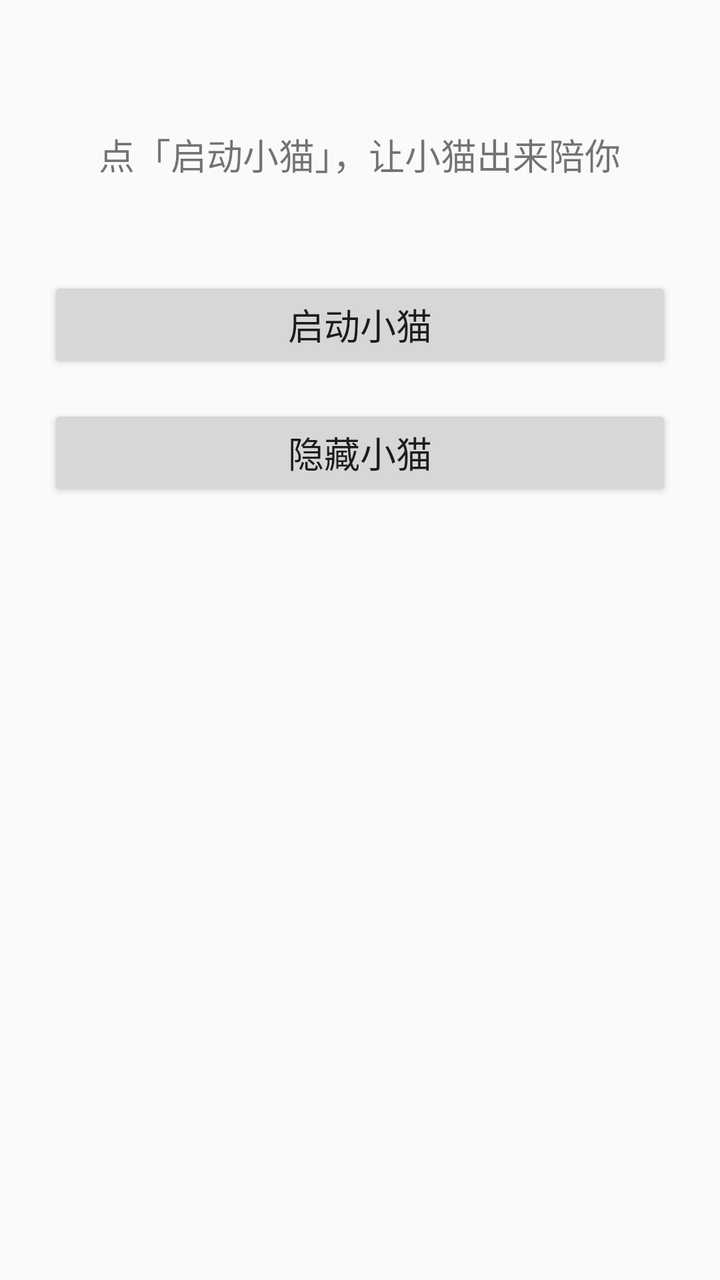
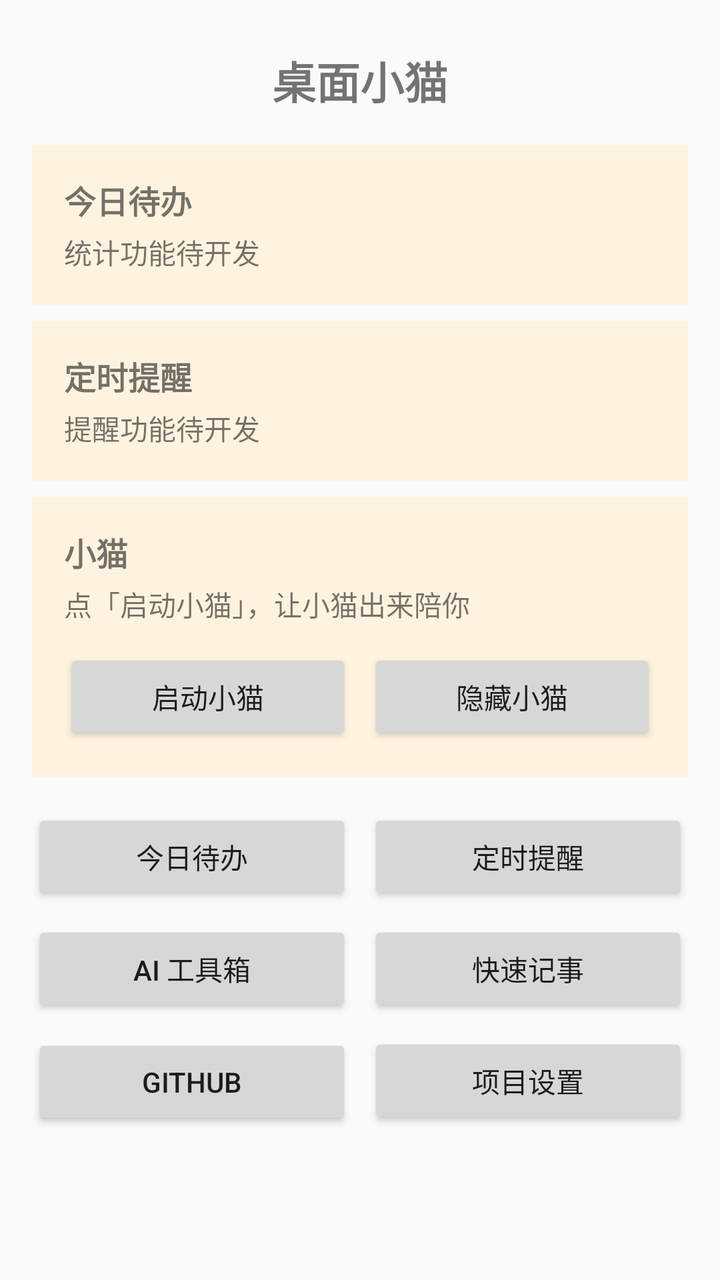

Screens rendered from an Android XML layout before and after an edit, with the pre-edit source and the edit as a unified diff.
<!-- AndroidManifest.xml: application theme android:Theme.Material.Light.NoActionBar -->
<!-- res/layout/activity_main.xml -->
<?xml version="1.0" encoding="utf-8"?>
<LinearLayout xmlns:android="http://schemas.android.com/apk/res/android"
    android:layout_width="match_parent"
    android:layout_height="match_parent"
    android:orientation="vertical"
    android:gravity="center_horizontal"
    android:padding="24dp">

    <TextView
        android:id="@+id/tvStatus"
        android:layout_width="wrap_content"
        android:layout_height="wrap_content"
        android:layout_marginTop="40dp"
        android:gravity="center"
        android:text="@string/status_ready"
        android:textSize="18sp" />

    <Button
        android:id="@+id/btnStart"
        android:layout_width="match_parent"
        android:layout_height="wrap_content"
        android:layout_marginTop="48dp"
        android:text="@string/btn_start"
        android:textSize="18sp" />

    <Button
        android:id="@+id/btnStop"
        android:layout_width="match_parent"
        android:layout_height="wrap_content"
        android:layout_marginTop="16dp"
        android:text="@string/btn_stop"
        android:textSize="18sp" />

</LinearLayout>
<!-- resources referenced by this layout -->
<resources>
  <string name="btn_start">启动小猫</string>
  <string name="btn_stop">隐藏小猫</string>
  <string name="status_ready">点「启动小猫」，让小猫出来陪你</string>
</resources>

<!-- the commit's change to res/layout/activity_main.xml (unified diff, before → after) -->
@@ -1,34 +1,189 @@
 <?xml version="1.0" encoding="utf-8"?>
-<LinearLayout xmlns:android="http://schemas.android.com/apk/res/android"
+<ScrollView xmlns:android="http://schemas.android.com/apk/res/android"
     android:layout_width="match_parent"
-    android:layout_height="match_parent"
-    android:orientation="vertical"
-    android:gravity="center_horizontal"
-    android:padding="24dp">
+    android:layout_height="match_parent">
 
-    <TextView
-        android:id="@+id/tvStatus"
-        android:layout_width="wrap_content"
-        android:layout_height="wrap_content"
-        android:layout_marginTop="40dp"
-        android:gravity="center"
-        android:text="@string/status_ready"
-        android:textSize="18sp" />
-
-    <Button
-        android:id="@+id/btnStart"
+    <LinearLayout
         android:layout_width="match_parent"
         android:layout_height="wrap_content"
-        android:layout_marginTop="48dp"
-        android:text="@string/btn_start"
-        android:textSize="18sp" />
+        android:orientation="vertical"
+        android:padding="16dp">
 
-    <Button
-        android:id="@+id/btnStop"
-        android:layout_width="match_parent"
-        android:layout_height="wrap_content"
-        android:layout_marginTop="16dp"
-        android:text="@string/btn_stop"
-        android:textSize="18sp" />
+        
+        <TextView
+            android:layout_width="match_parent"
+            android:layout_height="wrap_content"
+            android:gravity="center"
+            android:paddingTop="8dp"
+            android:paddingBottom="8dp"
+            android:text="@string/app_name"
+            android:textSize="22sp"
+            android:textStyle="bold" />
 
-</LinearLayout>
+        
+        <LinearLayout
+            android:layout_width="match_parent"
+            android:layout_height="wrap_content"
+            android:layout_marginTop="8dp"
+            android:background="@color/ic_launcher_background"
+            android:orientation="vertical"
+            android:padding="16dp">
+
+            <TextView
+                android:layout_width="wrap_content"
+                android:layout_height="wrap_content"
+                android:text="@string/entry_todo"
+                android:textSize="16sp"
+                android:textStyle="bold" />
+
+            <TextView
+                android:layout_width="wrap_content"
+                android:layout_height="wrap_content"
+                android:layout_marginTop="4dp"
+                android:text="@string/card_todo_placeholder"
+                android:textSize="14sp" />
+        </LinearLayout>
+
+        
+        <LinearLayout
+            android:layout_width="match_parent"
+            android:layout_height="wrap_content"
+            android:layout_marginTop="8dp"
+            android:background="@color/ic_launcher_background"
+            android:orientation="vertical"
+            android:padding="16dp">
+
+            <TextView
+                android:layout_width="wrap_content"
+                android:layout_height="wrap_content"
+                android:text="@string/entry_reminder"
+                android:textSize="16sp"
+                android:textStyle="bold" />
+
+            <TextView
+                android:layout_width="wrap_content"
+                android:layout_height="wrap_content"
+                android:layout_marginTop="4dp"
+                android:text="@string/card_reminder_placeholder"
+                android:textSize="14sp" />
+        </LinearLayout>
+
+        
+        <LinearLayout
+            android:layout_width="match_parent"
+            android:layout_height="wrap_content"
+            android:layout_marginTop="8dp"
+            android:background="@color/ic_launcher_background"
+            android:orientation="vertical"
+            android:padding="16dp">
+
+            <TextView
+                android:layout_width="wrap_content"
+                android:layout_height="wrap_content"
+                android:text="@string/cat_card_title"
+                android:textSize="16sp"
+                android:textStyle="bold" />
+
+            <TextView
+                android:id="@+id/tvStatus"
+                android:layout_width="wrap_content"
+                android:layout_height="wrap_content"
+                android:layout_marginTop="4dp"
+                android:text="@string/status_ready"
+                android:textSize="14sp" />
+
+            <LinearLayout
+                android:layout_width="match_parent"
+                android:layout_height="wrap_content"
+                android:layout_marginTop="12dp"
+                android:orientation="horizontal">
+
+                <Button
+                    android:id="@+id/btnStart"
+                    android:layout_width="0dp"
+                    android:layout_height="wrap_content"
+                    android:layout_weight="1"
+                    android:text="@string/btn_start" />
+
+                <Button
+                    android:id="@+id/btnStop"
+                    android:layout_width="0dp"
+                    android:layout_height="wrap_content"
+                    android:layout_marginStart="8dp"
+                    android:layout_weight="1"
+                    android:text="@string/btn_stop" />
+            </LinearLayout>
+        </LinearLayout>
+
+        
+        <LinearLayout
+            android:layout_width="match_parent"
+            android:layout_height="wrap_content"
+            android:layout_marginTop="16dp"
+            android:orientation="horizontal">
+
+            <Button
+                android:id="@+id/btnTodo"
+                android:layout_width="0dp"
+                android:layout_height="wrap_content"
+                android:layout_weight="1"
+                android:text="@string/entry_todo" />
+
+            <Button
+                android:id="@+id/btnReminder"
+                android:layout_width="0dp"
+                android:layout_height="wrap_content"
+                    android:layout_marginStart="8dp"
+                android:layout_weight="1"
+                android:text="@string/entry_reminder" />
+        </LinearLayout>
+
+        
+        <LinearLayout
+            android:layout_width="match_parent"
+            android:layout_height="wrap_content"
+            android:layout_marginTop="8dp"
+            android:orientation="horizontal">
+
+            <Button
+                android:id="@+id/btnAi"
+                android:layout_width="0dp"
+                android:layout_height="wrap_content"
+                android:layout_weight="1"
+                android:text="@string/entry_ai" />
+
+            <Button
+                android:id="@+id/btnNotes"
+                android:layout_width="0dp"
+                android:layout_height="wrap_content"
+                android:layout_marginStart="8dp"
+                android:layout_weight="1"
+                android:text="@string/entry_notes" />
+        </LinearLayout>
+
+        
+        <LinearLayout
+            android:layout_width="match_parent"
+            android:layout_height="wrap_content"
+            android:layout_marginTop="8dp"
+            android:layout_marginBottom="16dp"
+            android:orientation="horizontal">
+
+            <Button
+                android:id="@+id/btnGithub"
+                android:layout_width="0dp"
+                android:layout_height="wrap_content"
+                android:layout_weight="1"
+                android:text="@string/entry_github" />
+
+            <Button
+                android:id="@+id/btnSettings"
+                android:layout_width="0dp"
+                android:layout_height="wrap_content"
+                android:layout_marginStart="8dp"
+                android:layout_weight="1"
+                android:text="@string/entry_settings" />
+        </LinearLayout>
+
+    </LinearLayout>
+</ScrollView>
<!-- resource entries referenced after the edit -->
@@ -1,7 +1,18 @@
 <!-- resources referenced by this layout -->
 <resources>
+  <color name="ic_launcher_background">#FFF3E0</color>
+  <string name="app_name">桌面小猫</string>
   <string name="btn_start">启动小猫</string>
   <string name="btn_stop">隐藏小猫</string>
+  <string name="card_reminder_placeholder">提醒功能待开发</string>
+  <string name="card_todo_placeholder">统计功能待开发</string>
+  <string name="cat_card_title">小猫</string>
+  <string name="entry_ai">AI 工具箱</string>
+  <string name="entry_github">GitHub</string>
+  <string name="entry_notes">快速记事</string>
+  <string name="entry_reminder">定时提醒</string>
+  <string name="entry_settings">项目设置</string>
+  <string name="entry_todo">今日待办</string>
   <string name="status_ready">点「启动小猫」，让小猫出来陪你</string>
 </resources>
 
